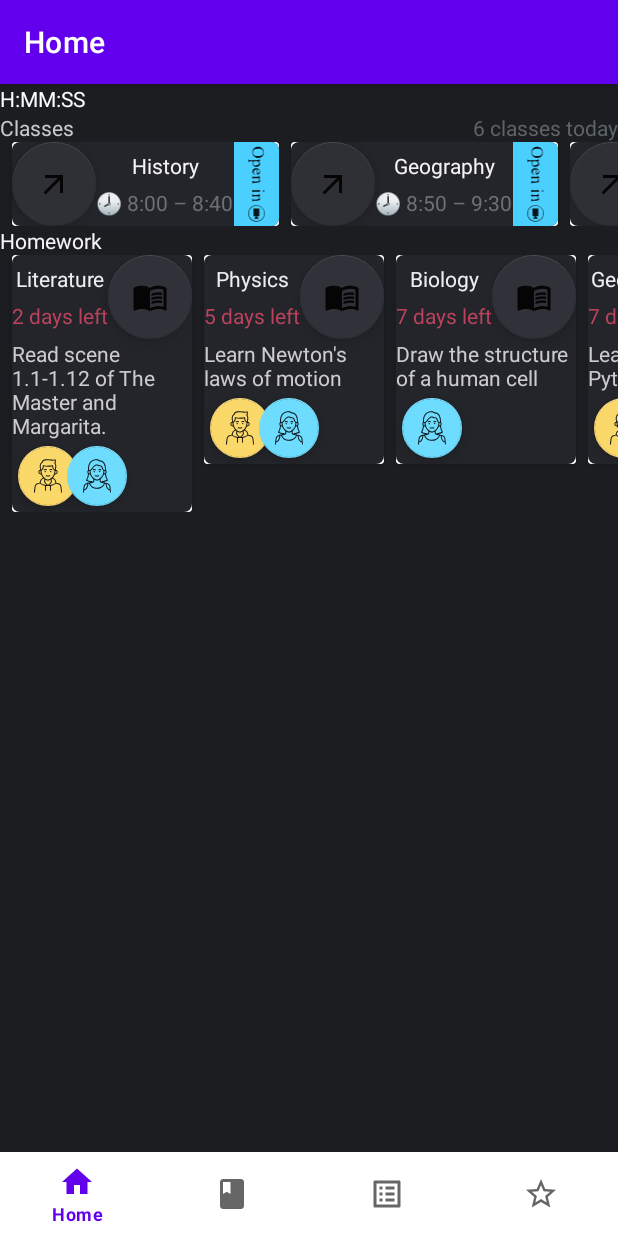
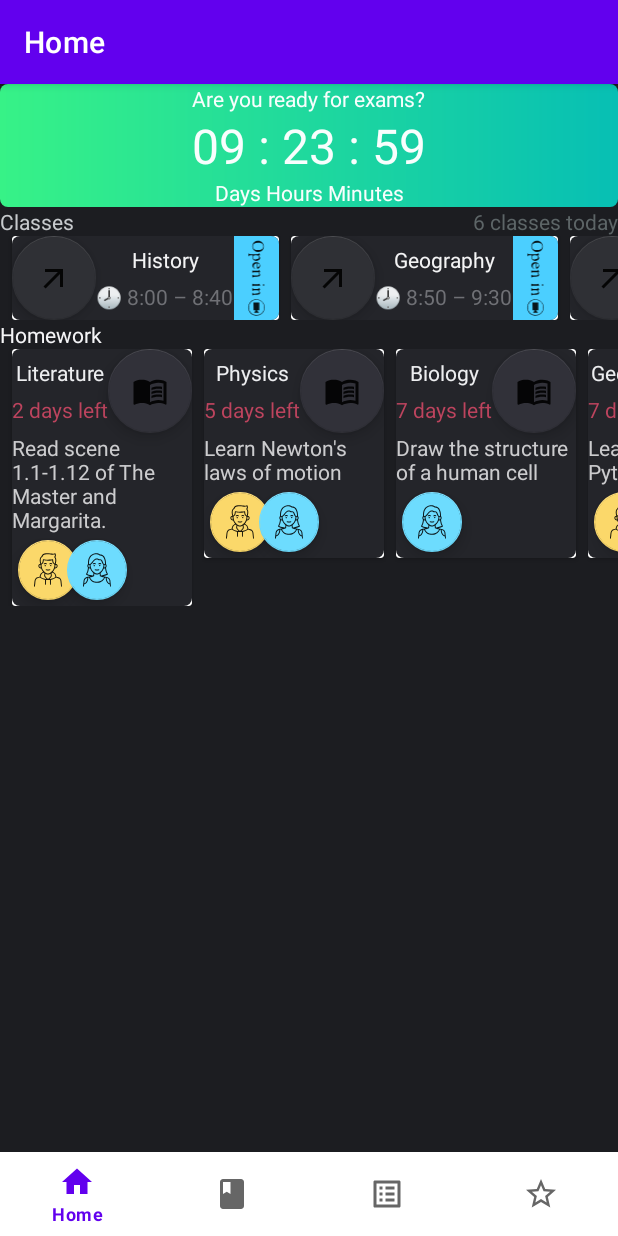
Before and after one commit to serbinav/gb_android_interview_difficult_interface, an Android app: the screen it shows after launch (MainActivity), on a phone screen of 412 x 824 dp. Run offline under Robolectric (Android 15) with nearby library versions, the phone set to English and light mode, and no system bars; our stand-ins replace navigation-ui.

Commit message:
в HomeFragment добавил рабочий таймер обратного отсчета CountDownTimer, добавил новый зеленый shape, в fragment_home добавил layout c таймером обратного отсчета

```diff
--- a/app/src/main/java/com/example/difficultinterface/ui/home/HomeFragment.kt
+++ b/app/src/main/java/com/example/difficultinterface/ui/home/HomeFragment.kt
@@ -1,6 +1,7 @@
 package com.example.difficultinterface.ui.home
 
 import android.os.Bundle
+import android.os.CountDownTimer
 import android.view.LayoutInflater
 import android.view.View
 import android.view.ViewGroup
@@ -9,6 +10,7 @@ import androidx.fragment.app.Fragment
 import androidx.lifecycle.ViewModelProvider
 import androidx.recyclerview.widget.LinearLayoutManager
 import com.example.difficultinterface.databinding.FragmentHomeBinding
+import java.text.SimpleDateFormat
 
 class HomeFragment : Fragment() {
 
@@ -56,6 +58,21 @@ class HomeFragment : Fragment() {
             adapterClasses.submitList(it.classes)
             adapterHomework.setData(it.homework)
         }
+
+        with(binding) {
+            object : CountDownTimer(9*24*60*60*1000, 1000) {
+
+                override fun onTick(millisUntilFinished: Long) {
+                    val fmt = SimpleDateFormat("dd : HH : mm")
+                    val formatted: String = fmt.format(millisUntilFinished)
+                    chronometer.text = formatted
+                }
+
+                override fun onFinish() {
+                    chronometer.text = "Good luck!"
+                }
+            }.start()
+        }
     }
 
     override fun onDestroyView() {
--- /dev/null
+++ b/app/src/main/res/drawable/green_rounded_corners_border.xml
@@ -0,0 +1,9 @@
+<?xml version="1.0" encoding="utf-8"?>
+<shape xmlns:android="http://schemas.android.com/apk/res/android"
+    android:shape="rectangle">
+    <corners android:radius="5dp" />
+    <gradient
+        android:startColor="#37F287"
+        android:endColor="#07BFB4"
+        android:type="linear" />
+</shape>
--- a/app/src/main/res/layout/fragment_home.xml
+++ b/app/src/main/res/layout/fragment_home.xml
@@ -7,16 +7,45 @@
     android:background="@color/black_background"
     tools:context=".ui.home.HomeFragment">
 
-    <Chronometer
-        android:id="@+id/chronometer"
+    <androidx.constraintlayout.widget.ConstraintLayout
+        android:id="@+id/chronometer_layout"
         android:layout_width="match_parent"
         android:layout_height="wrap_content"
-        android:countDown="true"
-        android:format="H:MM:SS"
-        android:textColor="#F8FEFD"
+        android:background="@drawable/green_rounded_corners_border"
         app:layout_constraintEnd_toEndOf="parent"
         app:layout_constraintStart_toStartOf="parent"
-        app:layout_constraintTop_toTopOf="parent" />
+        app:layout_constraintTop_toTopOf="parent">
+
+        <androidx.appcompat.widget.AppCompatTextView
+            android:id="@+id/header_chronometer"
+            android:layout_width="wrap_content"
+            android:layout_height="wrap_content"
+            android:text="@string/header_chronometer"
+            android:textColor="#F8FEFD"
+            app:layout_constraintEnd_toEndOf="parent"
+            app:layout_constraintStart_toStartOf="parent"
+            app:layout_constraintTop_toTopOf="parent" />
+
+        <androidx.appcompat.widget.AppCompatTextView
+            android:id="@+id/chronometer"
+            android:layout_width="wrap_content"
+            android:layout_height="wrap_content"
+            android:textColor="#F8FEFD"
+            android:textSize="32dp"
+            app:layout_constraintEnd_toEndOf="parent"
+            app:layout_constraintStart_toStartOf="parent"
+            app:layout_constraintTop_toBottomOf="@+id/header_chronometer" />
+
+        <androidx.appcompat.widget.AppCompatTextView
+            android:id="@+id/body_chronometer"
+            android:layout_width="wrap_content"
+            android:layout_height="wrap_content"
+            android:text="@string/body_chronometer"
+            android:textColor="#F8FEFD"
+            app:layout_constraintEnd_toEndOf="parent"
+            app:layout_constraintStart_toStartOf="parent"
+            app:layout_constraintTop_toBottomOf="@+id/chronometer" />
+    </androidx.constraintlayout.widget.ConstraintLayout>
 
     <androidx.appcompat.widget.AppCompatTextView
         android:id="@+id/header_classes"
@@ -27,7 +56,7 @@
         app:layout_constraintEnd_toStartOf="@+id/count_classes"
         app:layout_constraintHorizontal_chainStyle="spread_inside"
         app:layout_constraintStart_toStartOf="parent"
-        app:layout_constraintTop_toBottomOf="@+id/chronometer" />
+        app:layout_constraintTop_toBottomOf="@+id/chronometer_layout" />
 
     <androidx.appcompat.widget.AppCompatTextView
         android:id="@+id/count_classes"
@@ -37,7 +66,7 @@
         android:textColor="#5D6567"
         app:layout_constraintEnd_toEndOf="parent"
         app:layout_constraintStart_toEndOf="@+id/header_classes"
-        app:layout_constraintTop_toBottomOf="@+id/chronometer" />
+        app:layout_constraintTop_toBottomOf="@+id/chronometer_layout" />
 
     <androidx.recyclerview.widget.RecyclerView
         android:id="@+id/recycler_classes"
--- a/app/src/main/res/values/strings.xml
+++ b/app/src/main/res/values/strings.xml
@@ -8,4 +8,6 @@
     <string name="header_classes_p1">Classes</string>
     <string name="header_classes_p2">6 classes today</string>
     <string name="header_homework">Homework</string>
+    <string name="header_chronometer">Are you ready for exams?</string>
+    <string name="body_chronometer">Days Hours Minutes</string>
 </resources>
```
